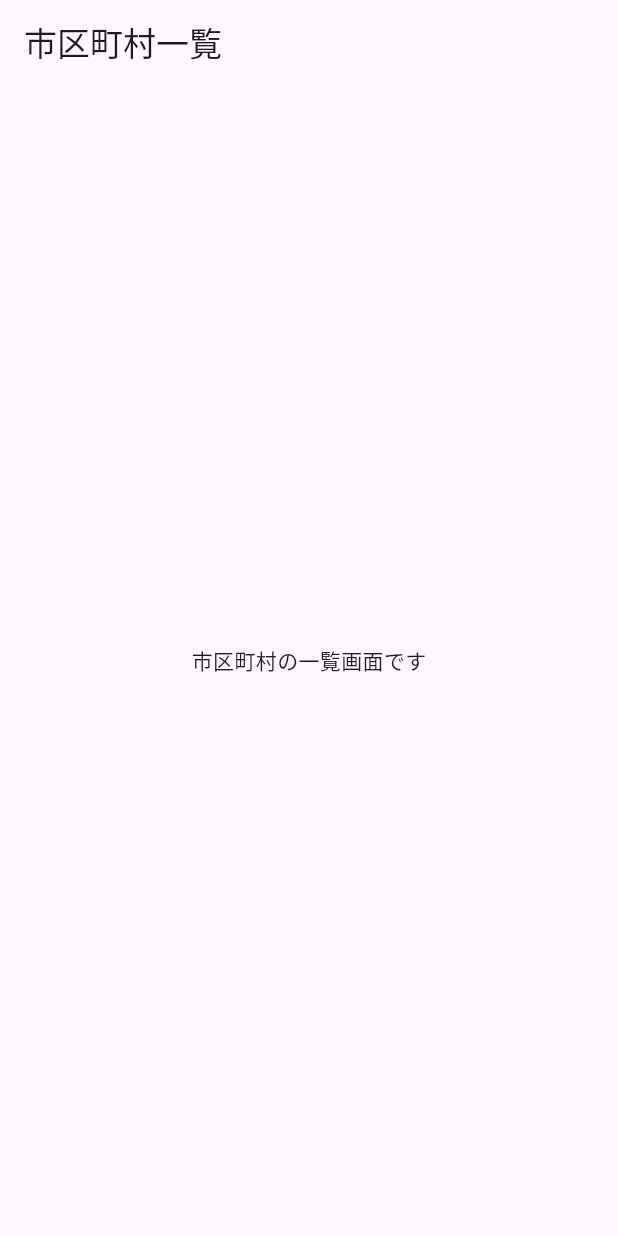
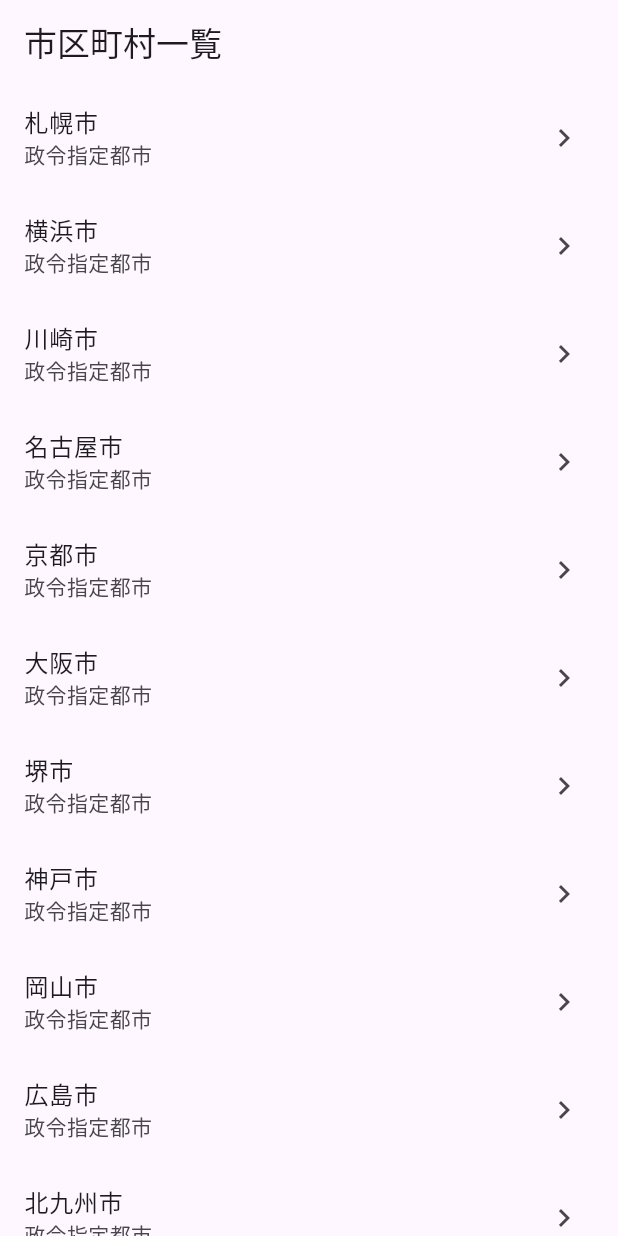
Before and after one commit to naoki-y-1112/resas-_pp, a Flutter app: the screen it shows after launch, on a phone screen of 412 x 824 dp. Run offline on Flutter 3.47's test engine with Material 3 defaults, Android fonts, the phone set to English and light mode, and no system bars.

Commit message:
市区町村のサンプルデータを10個にした

```diff
--- /dev/null
+++ b/lib/city_list_page.dart
@@ -0,0 +1,46 @@
+import 'package:flutter/material.dart';
+
+class CityListPage extends StatelessWidget {
+  const CityListPage({super.key});
+
+  @override
+Widget build(BuildContext context) {
+  // citiesという配列を定義します
+  final cities = [
+      '札幌市',
+      '横浜市',
+      '川崎市',
+      '名古屋市',
+      '京都市',
+      '大阪市',
+      '堺市',
+      '神戸市',
+      '岡山市',
+      '広島市',
+      '北九州市',
+      '福岡市',
+      '熊本市',
+      '那覇市',
+    ];
+
+  return Scaffold(
+    appBar: AppBar(
+      title: const Text('市区町村一覧'),
+    ),
+    body: ListView(
+      children: [
+        // for文でcities配列の中身を一つずつ取り出し、ListTileで表示します
+        for (final city in cities)
+          ListTile(
+            title: Text(city),
+            subtitle: const Text('政令指定都市'),
+            trailing: const Icon(Icons.navigate_next),
+            onTap: () {
+              // TODO: 詳細画面に遷移する
+            },
+          ),
+      ],
+    ),
+  );
+}
+}
--- a/lib/main.dart
+++ b/lib/main.dart
@@ -1,4 +1,5 @@
 import 'package:flutter/material.dart';
+import 'package:myapp/city_list_page.dart';
 
 void main() {
   runApp(const MyApp());
@@ -9,16 +10,9 @@ class MyApp extends StatelessWidget {
 
   @override
   Widget build(BuildContext context) {
-    return MaterialApp(
+    return const MaterialApp(
       title: 'Flutter RESAS App',
-      home: Scaffold(
-        appBar: AppBar(
-          title: Text('市区町村一覧'),
-        ),
-        body: const Center(
-          child: Text('市区町村の一覧画面です'),
-        ),
-      ),
+      home: CityListPage(),
     );
   }
 }
```
